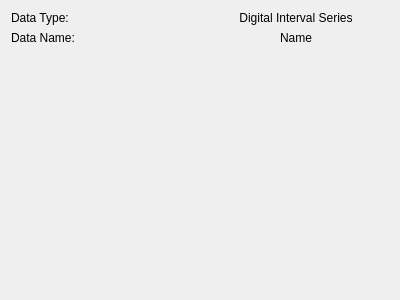
This is src/WhiskerToolbox/DataViewer_Widget/DigitalInterval/IntervalViewer_Widget.ui in paulmthompson/WhiskerToolbox as Qt 5 draws it before an edit. The edited form follows.
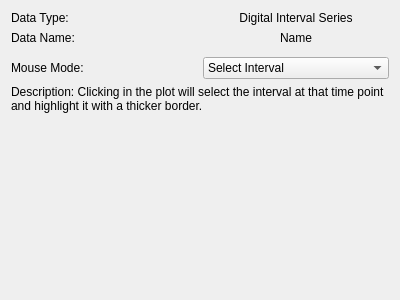
This is the edited form. Custom widgets are drawn as their Qt base class.

Commit message: can select intervals in dataviewer widget

```diff
--- a/src/WhiskerToolbox/DataViewer_Widget/DigitalInterval/IntervalViewer_Widget.ui
+++ b/src/WhiskerToolbox/DataViewer_Widget/DigitalInterval/IntervalViewer_Widget.ui
@@ -59,6 +59,40 @@
    <item>
     <widget class="ColorPicker_Widget" name="color_picker" native="true"/>
    </item>
+   <item>
+    <layout class="QVBoxLayout" name="verticalLayout_2">
+     <item>
+      <layout class="QHBoxLayout" name="horizontalLayout_3">
+       <item>
+        <widget class="QLabel" name="label_4">
+         <property name="text">
+          <string>Mouse Mode:</string>
+         </property>
+        </widget>
+       </item>
+       <item>
+        <widget class="QComboBox" name="selection_model_combo">
+         <item>
+          <property name="text">
+           <string>Select Interval</string>
+          </property>
+         </item>
+        </widget>
+       </item>
+      </layout>
+     </item>
+     <item>
+      <widget class="QLabel" name="selection_model_label">
+       <property name="text">
+        <string>Description: Clicking in the plot will select the interval at that time point and highlight it with a thicker border.</string>
+       </property>
+       <property name="wordWrap">
+        <bool>true</bool>
+       </property>
+      </widget>
+     </item>
+    </layout>
+   </item>
    <item>
     <spacer name="verticalSpacer">
      <property name="orientation">
```
The commit also changes 4 other files.
